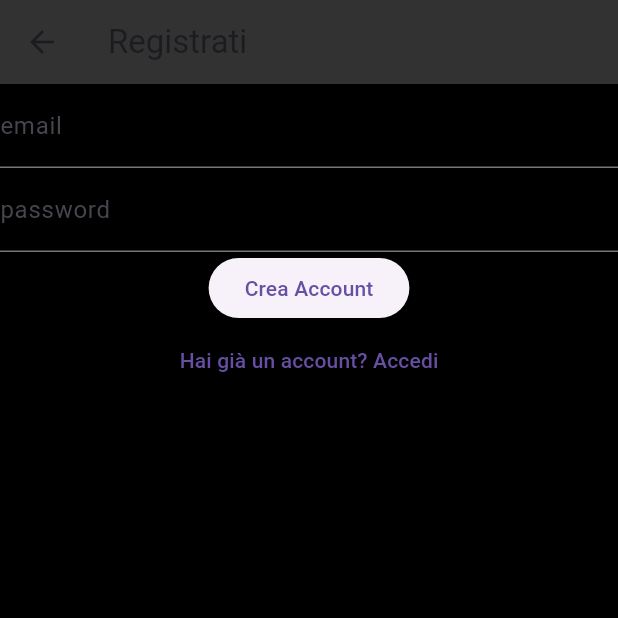
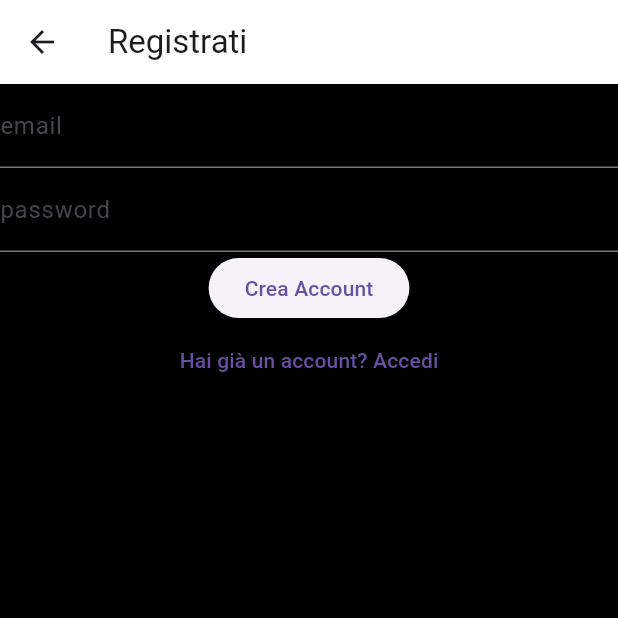
Before and after one commit to alessiogatto04/BYBV, a Flutter app: the SignUpPage screen opened directly, on a phone screen of 412 x 824 dp, the top half of it. Run offline on Flutter 3.47's test engine with Material 3 defaults, Android fonts, the light colour scheme and no system bars; our stand-ins replace firebase_auth, firebase_core; accounts and stored records are empty.

Commit message:
Cambio colore

```diff
--- a/bybv/lib/Pages/signup_page.dart
+++ b/bybv/lib/Pages/signup_page.dart
@@ -28,7 +28,7 @@ class _SignUpPageState extends State<SignUpPage> {
     return Scaffold(
       backgroundColor: Colors.black,
       appBar: AppBar(
-        backgroundColor: const Color.fromARGB(255, 50, 50, 50),
+        backgroundColor: const Color.fromARGB(255, 255, 255, 255),
         title: const Text("Registrati"),
       ),
       body: Column(
```
